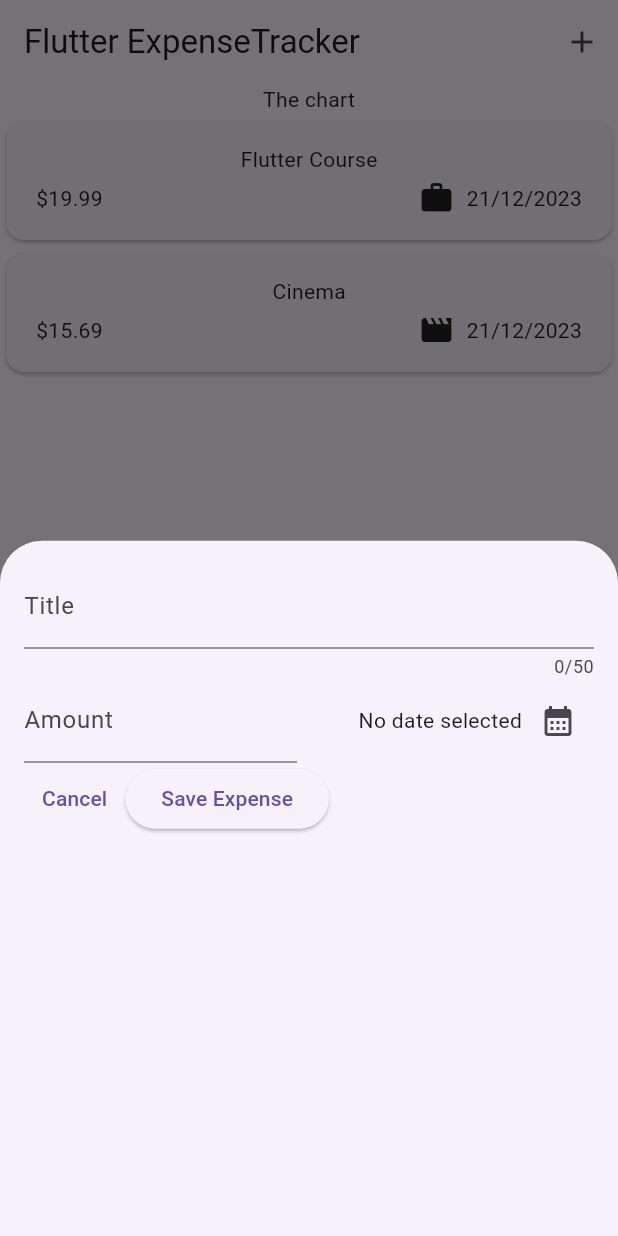
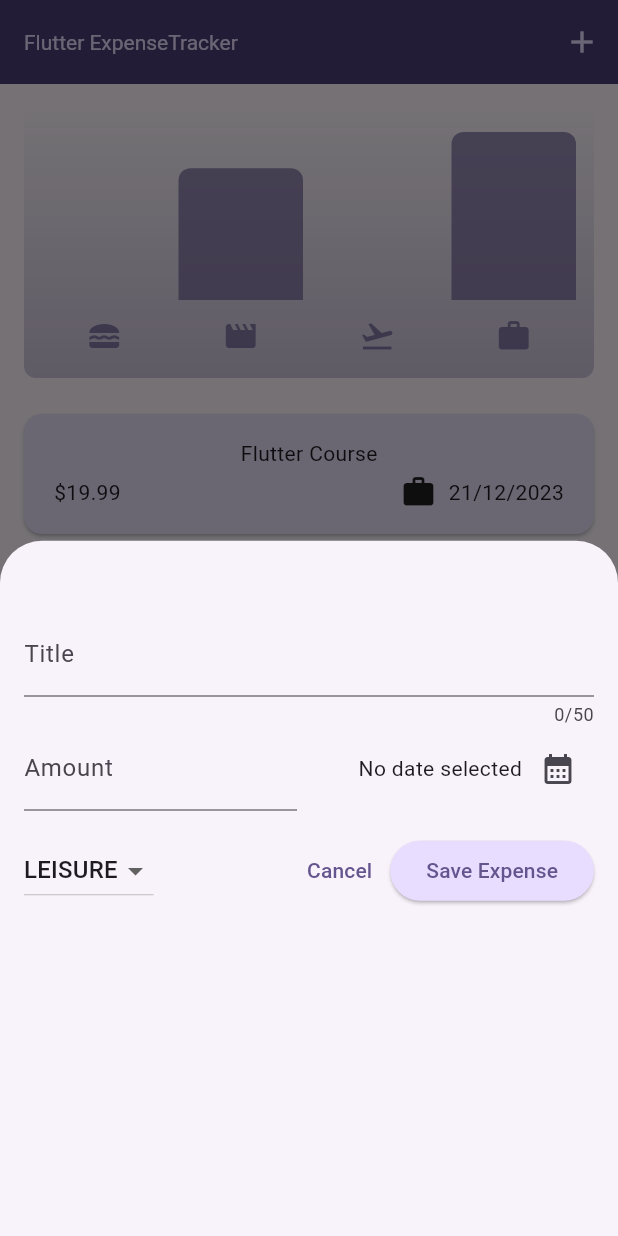
Before and after one commit to nongdinhtuyen/tracker_app, a Flutter app: the screen it shows after launch, after a tap on the "add" icon, on a phone screen of 412 x 824 dp. Run offline on Flutter 3.47's test engine with Material 3 defaults, Android fonts, the phone set to English and light mode, and no system bars.

Commit message:
update chart

```diff
--- a/lib/main.dart
+++ b/lib/main.dart
@@ -2,10 +2,40 @@ import 'package:flutter/material.dart';
 
 import 'package:tracker_app/widgets/expenses.dart';
 
+var kColorScheme = ColorScheme.fromSeed(
+  seedColor: const Color.fromARGB(255, 96, 59, 181),
+);
+
 void main() {
   runApp(
     MaterialApp(
-      theme: ThemeData(useMaterial3: true),
+      theme: ThemeData().copyWith(
+        useMaterial3: true,
+        colorScheme: kColorScheme,
+        appBarTheme: const AppBarTheme().copyWith(
+          backgroundColor: kColorScheme.onPrimaryContainer,
+          foregroundColor: kColorScheme.primaryContainer,
+        ),
+        cardTheme: const CardTheme().copyWith(
+          color: kColorScheme.secondaryContainer,
+          margin: const EdgeInsets.symmetric(
+            horizontal: 16,
+            vertical: 8,
+          ),
+        ),
+        elevatedButtonTheme: ElevatedButtonThemeData(
+          style: ElevatedButton.styleFrom(
+            backgroundColor: kColorScheme.primaryContainer,
+          ),
+        ),
+        textTheme: ThemeData().textTheme.copyWith(
+              titleLarge: TextStyle(
+                fontWeight: FontWeight.normal,
+                color: kColorScheme.onSecondaryContainer,
+                fontSize: 14,
+              ),
+            ),
+      ),
       home: const Expenses(),
     ),
   );
--- a/lib/models/expense.dart
+++ b/lib/models/expense.dart
@@ -33,3 +33,28 @@ class Expense {
     return formatter.format(date);
   }
 }
+
+class ExpenseBucket {
+  const ExpenseBucket({
+    required this.category,
+    required this.expenses,
+  });
+
+  ExpenseBucket.forCategory(List<Expense> allExpenses, this.category)
+      : expenses = allExpenses
+            .where((expense) => expense.category == category)
+            .toList();
+
+  final Category category;
+  final List<Expense> expenses;
+
+  double get totalExpenses {
+    double sum = 0;
+
+    for (final expense in expenses) {
+      sum += expense.amount; // sum = sum + expense.amount
+    }
+
+    return sum;
+  }
+}
--- /dev/null
+++ b/lib/widgets/chart/chart.dart
@@ -0,0 +1,95 @@
+import 'package:flutter/material.dart';
+
+import 'package:tracker_app/widgets/chart/chart_bar.dart';
+import 'package:tracker_app/models/expense.dart';
+
+class Chart extends StatelessWidget {
+  const Chart({super.key, required this.expenses});
+
+  final List<Expense> expenses;
+
+  List<ExpenseBucket> get buckets {
+    return [
+      ExpenseBucket.forCategory(expenses, Category.food),
+      ExpenseBucket.forCategory(expenses, Category.leisure),
+      ExpenseBucket.forCategory(expenses, Category.travel),
+      ExpenseBucket.forCategory(expenses, Category.work),
+    ];
+  }
+
+  double get maxTotalExpense {
+    double maxTotalExpense = 0;
+
+    for (final bucket in buckets) {
+      if (bucket.totalExpenses > maxTotalExpense) {
+        maxTotalExpense = bucket.totalExpenses;
+      }
+    }
+
+    return maxTotalExpense;
+  }
+
+  @override
+  Widget build(BuildContext context) {
+    final isDarkMode =
+        MediaQuery.of(context).platformBrightness == Brightness.dark;
+    return Container(
+      margin: const EdgeInsets.all(16),
+      padding: const EdgeInsets.symmetric(
+        vertical: 16,
+        horizontal: 8,
+      ),
+      width: double.infinity,
+      height: 180,
+      decoration: BoxDecoration(
+        borderRadius: BorderRadius.circular(8),
+        gradient: LinearGradient(
+          colors: [
+            Theme.of(context).colorScheme.primary.withOpacity(0.3),
+            Theme.of(context).colorScheme.primary.withOpacity(0.0)
+          ],
+          begin: Alignment.bottomCenter,
+          end: Alignment.topCenter,
+        ),
+      ),
+      child: Column(
+        children: [
+          Expanded(
+            child: Row(
+              crossAxisAlignment: CrossAxisAlignment.end,
+              children: [
+                for (final bucket in buckets) // alternative to map()
+                  ChartBar(
+                    fill: bucket.totalExpenses == 0
+                        ? 0
+                        : bucket.totalExpenses / maxTotalExpense,
+                  )
+              ],
+            ),
+          ),
+          const SizedBox(height: 12),
+          Row(
+            children: buckets
+                .map(
+                  (bucket) => Expanded(
+                    child: Padding(
+                      padding: const EdgeInsets.symmetric(horizontal: 4),
+                      child: Icon(
+                        categoryIcons[bucket.category],
+                        color: isDarkMode
+                            ? Theme.of(context).colorScheme.secondary
+                            : Theme.of(context)
+                                .colorScheme
+                                .primary
+                                .withOpacity(0.7),
+                      ),
+                    ),
+                  ),
+                )
+                .toList(),
+          )
+        ],
+      ),
+    );
+  }
+}
--- /dev/null
+++ b/lib/widgets/chart/chart_bar.dart
@@ -0,0 +1,34 @@
+import 'package:flutter/material.dart';
+
+class ChartBar extends StatelessWidget {
+  const ChartBar({
+    super.key,
+    required this.fill,
+  });
+
+  final double fill;
+
+  @override
+  Widget build(BuildContext context) {
+    final isDarkMode =
+        MediaQuery.of(context).platformBrightness == Brightness.dark;
+    return Expanded(
+      child: Padding(
+        padding: const EdgeInsets.symmetric(horizontal: 4),
+        child: FractionallySizedBox(
+          heightFactor: fill,
+          child: DecoratedBox(
+            decoration: BoxDecoration(
+              shape: BoxShape.rectangle,
+              borderRadius:
+                  const BorderRadius.vertical(top: Radius.circular(8)),
+              color: isDarkMode
+                  ? Theme.of(context).colorScheme.secondary
+                  : Theme.of(context).colorScheme.primary.withOpacity(0.65),
+            ),
+          ),
+        ),
+      ),
+    );
+  }
+}
--- a/lib/widgets/expenses.dart
+++ b/lib/widgets/expenses.dart
@@ -3,6 +3,7 @@ import 'package:flutter/material.dart';
 import 'package:tracker_app/widgets/expenses_list/expenses_list.dart';
 import 'package:tracker_app/models/expense.dart';
 import 'package:tracker_app/widgets/new_expense.dart';
+import 'package:tracker_app/widgets/chart/chart.dart';
 
 class Expenses extends StatefulWidget {
   const Expenses({super.key});
@@ -32,12 +33,51 @@ class _ExpensesState extends State<Expenses> {
   void _openAddExpenseOverlay() {
     showModalBottomSheet(
       context: context,
-      builder: (ctx) => const NewExpense(),
+      builder: (ctx) => NewExpense(onAddExpense: _addExpense),
+    );
+  }
+
+  void _addExpense(Expense expense) {
+    setState(() {
+      _registeredExpenses.add(expense);
+    });
+  }
+
+  void _removeExpense(Expense expense) {
+    final expenseIndex = _registeredExpenses.indexOf(expense);
+    setState(() {
+      _registeredExpenses.remove(expense);
+    });
+    ScaffoldMessenger.of(context).clearSnackBars();
+    ScaffoldMessenger.of(context).showSnackBar(
+      SnackBar(
+        duration: const Duration(seconds: 3),
+        content: const Text('Expense deleted.'),
+        action: SnackBarAction(
+          label: 'Undo',
+          onPressed: () {
+            setState(() {
+              _registeredExpenses.insert(expenseIndex, expense);
+            });
+          },
+        ),
+      ),
     );
   }
 
   @override
   Widget build(BuildContext context) {
+    Widget mainContent = const Center(
+      child: Text('No expenses found. Start adding some!'),
+    );
+
+    if (_registeredExpenses.isNotEmpty) {
+      mainContent = ExpensesList(
+        expenses: _registeredExpenses,
+        onRemoveExpense: _removeExpense,
+      );
+    }
+
     return Scaffold(
       appBar: AppBar(
         title: const Text('Flutter ExpenseTracker'),
@@ -50,9 +90,9 @@ class _ExpensesState extends State<Expenses> {
       ),
       body: Column(
         children: [
-          const Text('The chart'),
+          Chart(expenses: _registeredExpenses),
           Expanded(
-            child: ExpensesList(expenses: _registeredExpenses),
+            child: mainContent,
           ),
         ],
       ),
--- a/lib/widgets/expenses_list/expenses_list.dart
+++ b/lib/widgets/expenses_list/expenses_list.dart
@@ -7,15 +7,25 @@ class ExpensesList extends StatelessWidget {
   const ExpensesList({
     super.key,
     required this.expenses,
+    required this.onRemoveExpense,
   });
 
   final List<Expense> expenses;
+  final void Function(Expense expense) onRemoveExpense;
 
   @override
   Widget build(BuildContext context) {
     return ListView.builder(
       itemCount: expenses.length,
-      itemBuilder: (ctx, index) => ExpenseItem(expenses[index]),
+      itemBuilder: (ctx, index) => Dismissible(
+        key: ValueKey(expenses[index]),
+        onDismissed: (direction) {
+          onRemoveExpense(expenses[index]);
+        },
+        child: ExpenseItem(
+          expenses[index],
+        ),
+      ),
     );
   }
 }
--- a/lib/widgets/new_expense.dart
+++ b/lib/widgets/new_expense.dart
@@ -3,7 +3,9 @@ import 'package:flutter/material.dart';
 import 'package:tracker_app/models/expense.dart';
 
 class NewExpense extends StatefulWidget {
-  const NewExpense({super.key});
+  const NewExpense({super.key, required this.onAddExpense});
+
+  final void Function(Expense expense) onAddExpense;
 
   @override
   State<NewExpense> createState() {
@@ -15,6 +17,7 @@ class _NewExpenseState extends State<NewExpense> {
   final _titleController = TextEditingController();
   final _amountController = TextEditingController();
   DateTime? _selectedDate;
+  Category _selectedCategory = Category.leisure;
 
   void _presentDatePicker() async {
     final now = DateTime.now();
@@ -25,23 +28,52 @@ class _NewExpenseState extends State<NewExpense> {
       firstDate: firstDate,
       lastDate: now,
     );
-    print('PICKEDDATE: ${formatter.format(pickedDate!)}');
     setState(() {
       _selectedDate = pickedDate;
     });
   }
 
-  @override
-  void dispose() {
-    _titleController.dispose();
-    _amountController.dispose();
-    super.dispose();
+  void _submitExpenseData() {
+    final enteredAmount = double.tryParse(_amountController
+        .text); // tryParse('Hello') => null, tryParse('1.12') => 1.12
+    final amountIsInvalid = enteredAmount == null || enteredAmount <= 0;
+    if (_titleController.text.trim().isEmpty ||
+        amountIsInvalid ||
+        _selectedDate == null) {
+      showDialog(
+        context: context,
+        builder: (ctx) => AlertDialog(
+          title: const Text('Invalid input'),
+          content: const Text(
+              'Please make sure a valid title, amount, date and category was entered.'),
+          actions: [
+            TextButton(
+              onPressed: () {
+                Navigator.pop(ctx);
+              },
+              child: const Text('Okay'),
+            ),
+          ],
+        ),
+      );
+      return;
+    }
+
+    widget.onAddExpense(
+      Expense(
+        title: _titleController.text,
+        amount: enteredAmount,
+        date: _selectedDate!,
+        category: _selectedCategory,
+      ),
+    );
+    Navigator.pop(context);
   }
 
   @override
   Widget build(BuildContext context) {
     return Padding(
-      padding: const EdgeInsets.all(16),
+      padding: const EdgeInsets.fromLTRB(16, 48, 16, 16),
       child: Column(
         children: [
           TextField(
@@ -85,8 +117,31 @@ class _NewExpenseState extends State<NewExpense> {
               ),
             ],
           ),
+          const SizedBox(height: 16),
           Row(
             children: [
+              DropdownButton(
+                value: _selectedCategory,
+                items: Category.values
+                    .map(
+                      (category) => DropdownMenuItem(
+                        value: category,
+                        child: Text(
+                          category.name.toUpperCase(),
+                        ),
+                      ),
+                    )
+                    .toList(),
+                onChanged: (value) {
+                  if (value == null) {
+                    return;
+                  }
+                  setState(() {
+                    _selectedCategory = value;
+                  });
+                },
+              ),
+              const Spacer(),
               TextButton(
                 onPressed: () {
                   Navigator.pop(context);
@@ -94,10 +149,7 @@ class _NewExpenseState extends State<NewExpense> {
                 child: const Text('Cancel'),
               ),
               ElevatedButton(
-                onPressed: () {
-                  print(_titleController.text);
-                  print(_amountController.text);
-                },
+                onPressed: _submitExpenseData,
                 child: const Text('Save Expense'),
               ),
             ],
```
